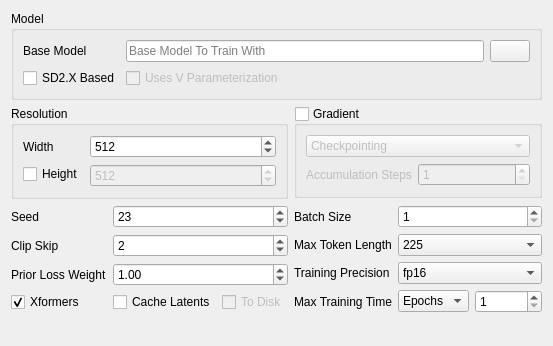
Before: the Qt Designer form ui_files/BaseUI.ui in derrian-distro/LoRA_Easy_Training_Scripts, drawn with Qt 5.
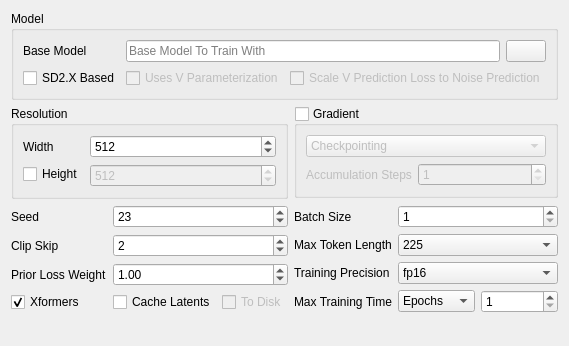
After: the same form once the commit is applied. Custom widgets are drawn as their Qt base class.

Patch:
```diff
--- a/ui_files/BaseUI.ui
+++ b/ui_files/BaseUI.ui
@@ -187,6 +187,8 @@
        </widget>
       </item>
       <item row="1" column="1">
+       <layout class="QHBoxLayout" name="horizontalLayout_6">
+        <item>
        <widget class="QCheckBox" name="v_param_enable">
         <property name="enabled">
          <bool>false</bool>
@@ -199,6 +201,18 @@
         </property>
        </widget>
       </item>
+        <item>
+         <widget class="QCheckBox" name="v_pred_enable">
+          <property name="enabled">
+           <bool>false</bool>
+          </property>
+          <property name="text">
+           <string>Scale V Prediction Loss to Noise Prediction</string>
+          </property>
+         </widget>
+        </item>
+       </layout>
+      </item>
      </layout>
     </widget>
    </item>
@@ -471,26 +485,26 @@
   </layout>
  </widget>
  <customwidgets>
-  <customwidget>
-   <class>DragDropLineEdit</class>
-   <extends>QLineEdit</extends>
-   <header>modules.DragDropLineEdit.h</header>
-  </customwidget>
   <customwidget>
    <class>SpinBox</class>
    <extends>QSpinBox</extends>
    <header>modules.ScrollOnSelect.h</header>
   </customwidget>
-  <customwidget>
-   <class>DoubleSpinBox</class>
-   <extends>QDoubleSpinBox</extends>
-   <header>modules.ScrollOnSelect.h</header>
-  </customwidget>
   <customwidget>
    <class>ComboBox</class>
    <extends>QComboBox</extends>
    <header>modules.ScrollOnSelect.h</header>
   </customwidget>
+  <customwidget>
+   <class>DoubleSpinBox</class>
+   <extends>QDoubleSpinBox</extends>
+   <header>modules.ScrollOnSelect.h</header>
+  </customwidget>
+  <customwidget>
+   <class>DragDropLineEdit</class>
+   <extends>QLineEdit</extends>
+   <header>modules.DragDropLineEdit.h</header>
+  </customwidget>
  </customwidgets>
  <resources/>
  <connections/>
```
Lines whose indentation alone changed are shown as unchanged.
